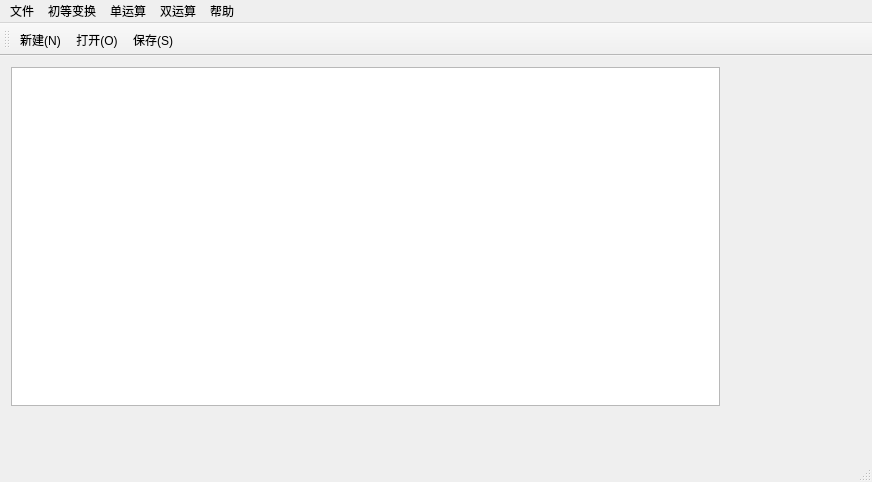
Above: mainwindow.ui from QtProjectTraining/MatrixCalculator before the change. Below: the same form after it.
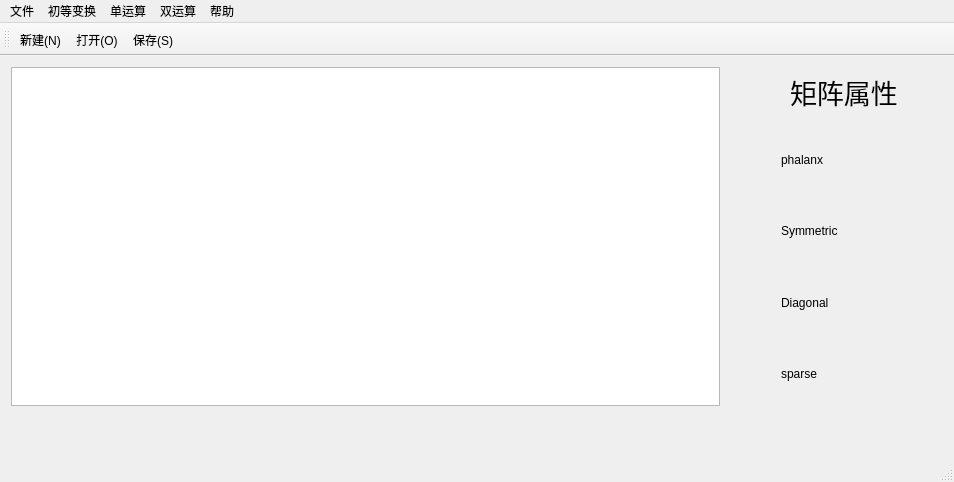
That is the form after the change.

Commit message: matrix attributes

The edit to the form file:
```diff
--- a/mainwindow.ui
+++ b/mainwindow.ui
@@ -6,7 +6,7 @@
    <rect>
     <x>0</x>
     <y>0</y>
-    <width>872</width>
+    <width>954</width>
     <height>482</height>
    </rect>
   </property>
@@ -33,13 +33,78 @@
      </item>
     </layout>
    </widget>
+   <widget class="QLabel" name="matrix_attributes_label">
+    <property name="geometry">
+     <rect>
+      <x>790</x>
+      <y>20</y>
+      <width>121</width>
+      <height>31</height>
+     </rect>
+    </property>
+    <property name="font">
+     <font>
+      <family>Arial</family>
+      <pointsize>20</pointsize>
+      <weight>50</weight>
+      <italic>false</italic>
+      <bold>false</bold>
+     </font>
+    </property>
+    <property name="layoutDirection">
+     <enum>Qt::LeftToRight</enum>
+    </property>
+    <property name="text">
+     <string>矩阵属性</string>
+    </property>
+   </widget>
+   <widget class="QWidget" name="verticalLayoutWidget_2">
+    <property name="geometry">
+     <rect>
+      <x>770</x>
+      <y>60</y>
+      <width>160</width>
+      <height>301</height>
+     </rect>
+    </property>
+    <layout class="QVBoxLayout" name="verticalLayout_2">
+     <item>
+      <widget class="QLabel" name="is_phalanx_label">
+       <property name="text">
+        <string>phalanx</string>
+       </property>
+      </widget>
+     </item>
+     <item>
+      <widget class="QLabel" name="is_symmetric_label">
+       <property name="text">
+        <string>Symmetric</string>
+       </property>
+      </widget>
+     </item>
+     <item>
+      <widget class="QLabel" name="is_diagonal_label">
+       <property name="text">
+        <string>Diagonal</string>
+       </property>
+      </widget>
+     </item>
+     <item>
+      <widget class="QLabel" name="is_sparse_label">
+       <property name="text">
+        <string>sparse</string>
+       </property>
+      </widget>
+     </item>
+    </layout>
+   </widget>
   </widget>
   <widget class="QMenuBar" name="menuBar">
    <property name="geometry">
     <rect>
      <x>0</x>
      <y>0</y>
-     <width>872</width>
+     <width>954</width>
      <height>23</height>
     </rect>
    </property>
```
Left out of the diff: 6 changed lines with no effect on the pictures. The commit also changes 2 other files.
